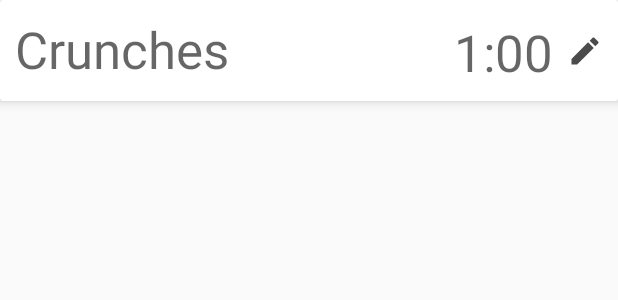
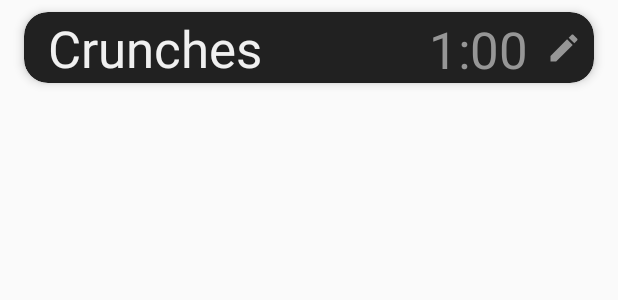
Before and after one commit to JacobHearst/IntervalTimer, an Android app: the layout interval_list_item.xml on its own in the app's theme, with its tools: preview values and no code run, on a phone screen of 412 x 824 dp. Shown: the top 300 px of the screen. Run offline under Robolectric (Android 15) with nearby library versions, the phone set to English and light mode, and no system bars.

Commit message:
Changed Interval CardView

```diff
--- a/app/src/main/res/drawable/ic_add_black_24dp.xml
+++ b/app/src/main/res/drawable/ic_add_black_24dp.xml
@@ -1,5 +1,5 @@
 <vector android:height="24dp" android:tint="#FFFFFF"
     android:viewportHeight="24.0" android:viewportWidth="24.0"
     android:width="24dp" xmlns:android="http://schemas.android.com/apk/res/android">
-    <path android:fillColor="#FF000000" android:pathData="M19,13h-6v6h-2v-6H5v-2h6V5h2v6h6v2z"/>
+    <path android:fillColor="@color/fontSecondary" android:pathData="M19,13h-6v6h-2v-6H5v-2h6V5h2v6h6v2z"/>
 </vector>
--- a/app/src/main/res/drawable/ic_edit_black_24dp.xml
+++ b/app/src/main/res/drawable/ic_edit_black_24dp.xml
@@ -4,6 +4,6 @@
         android:viewportWidth="24.0"
         android:viewportHeight="24.0">
     <path
-        android:fillColor="#4B4B4B"
+        android:fillColor="@color/fontSecondary"
         android:pathData="M3,17.25V21h3.75L17.81,9.94l-3.75,-3.75L3,17.25zM20.71,7.04c0.39,-0.39 0.39,-1.02 0,-1.41l-2.34,-2.34c-0.39,-0.39 -1.02,-0.39 -1.41,0l-1.83,1.83 3.75,3.75 1.83,-1.83z"/>
 </vector>
--- a/app/src/main/res/layout/interval_list_item.xml
+++ b/app/src/main/res/layout/interval_list_item.xml
@@ -1,44 +1,60 @@
 <?xml version="1.0" encoding="utf-8"?>
 <androidx.cardview.widget.CardView xmlns:android="http://schemas.android.com/apk/res/android"
+    xmlns:app="http://schemas.android.com/apk/res-auto"
+    xmlns:tools="http://schemas.android.com/tools"
     android:layout_width="match_parent"
     android:layout_height="wrap_content"
-    xmlns:app="http://schemas.android.com/apk/res-auto"
-    app:cardElevation="5dp"
-    android:layout_marginBottom="5dp">
-    <LinearLayout
+    android:layout_marginStart="16dp"
+    android:layout_marginTop="8dp"
+    android:layout_marginEnd="16dp"
+    android:layout_marginBottom="8dp"
+    app:cardBackgroundColor="@color/colorPrimary"
+    app:cardCornerRadius="16dp"
+    app:cardElevation="4dp">
+
+    <androidx.constraintlayout.widget.ConstraintLayout
+        android:id="@+id/constraintLayout"
         android:layout_width="match_parent"
-        android:layout_height="wrap_content"
-        android:orientation="horizontal"
-        android:padding="10dp">
+        android:layout_height="wrap_content">
 
         <TextView
             android:id="@+id/intervalName"
-            android:layout_width="0dp"
+            android:layout_width="wrap_content"
             android:layout_height="wrap_content"
-            android:layout_weight="1"
+            android:layout_marginStart="16dp"
             android:text="Crunches"
-            android:textAppearance="@style/TextAppearance.AppCompat.Display1" />
+            android:textAppearance="@style/TextAppearance.AppCompat.Display1"
+            android:textColor="@color/fontPrimary"
+            app:layout_constraintBottom_toBottomOf="parent"
+            app:layout_constraintStart_toStartOf="parent"
+            app:layout_constraintTop_toTopOf="parent" />
 
         <TextView
             android:id="@+id/intervalTime"
             android:layout_width="wrap_content"
             android:layout_height="wrap_content"
-            android:layout_gravity="bottom"
+            android:layout_marginEnd="8dp"
             android:paddingStart="4dp"
             android:paddingTop="2dp"
             android:paddingEnd="4dp"
             android:text="1:00"
-            android:textAppearance="@style/TextAppearance.AppCompat.Display1" />
+            android:textAppearance="@style/TextAppearance.AppCompat.Display1"
+            android:textColor="@color/fontSecondary"
+            app:layout_constraintBottom_toBottomOf="parent"
+            app:layout_constraintEnd_toStartOf="@+id/editButton"
+            app:layout_constraintTop_toTopOf="parent" />
 
         <ImageButton
             android:id="@+id/editButton"
             android:layout_width="wrap_content"
-            android:layout_height="match_parent"
-            android:layout_gravity="center_vertical"
-            android:layout_marginStart="5dp"
+            android:layout_height="wrap_content"
+            android:layout_marginEnd="8dp"
             android:background="?attr/selectableItemBackgroundBorderless"
             android:contentDescription="@string/more"
-            android:src="@drawable/ic_edit_black_24dp"/>
-    </LinearLayout>
+            android:src="@drawable/ic_edit_black_24dp"
+            app:layout_constraintBottom_toBottomOf="parent"
+            app:layout_constraintEnd_toEndOf="parent"
+            app:layout_constraintTop_toTopOf="parent" />
+    </androidx.constraintlayout.widget.ConstraintLayout>
 
 </androidx.cardview.widget.CardView>
```
